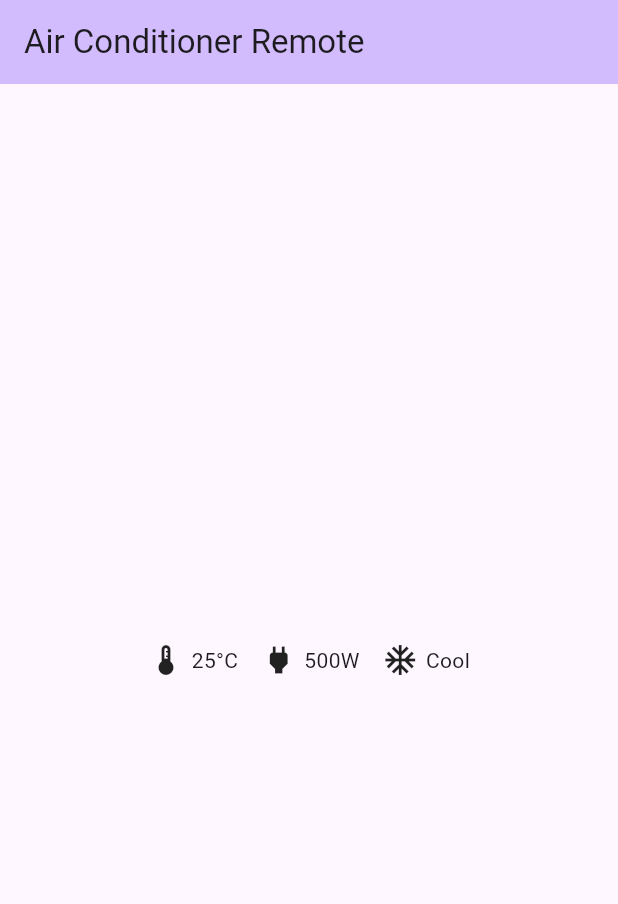
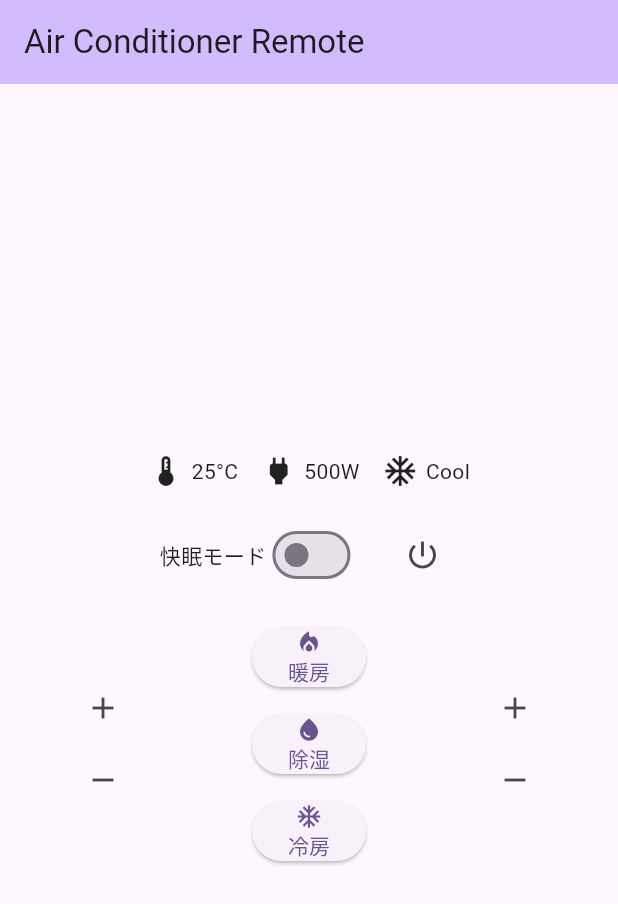
Before and after one commit to katagiri-tetsuto/Sechack365_3_teamA, a Flutter app: the screen it shows after launch, on a phone screen of 412 x 824 dp. Shown: the top 904 px of the screen. Run offline on Flutter 3.47's test engine with Material 3 defaults, Android fonts, the phone set to English and light mode, and no system bars.

Commit message:
UI大枠作成

```diff
--- a/mobileui/lib/main.dart
+++ b/mobileui/lib/main.dart
@@ -29,6 +29,14 @@
 }
 
 class _MyHomePageState extends State<MyHomePage> {
+  bool _sleepMode = false;
+
+  void _toggleSleepMode(bool value) {
+    setState(() {
+      _sleepMode = value;
+    });
+  }
+
   @override
   Widget build(BuildContext context) {
     return Scaffold(
@@ -56,6 +64,69 @@
                 Text('Cool'),
               ],
             ),
+            SizedBox(height: 20),
+            Row(
+              mainAxisAlignment: MainAxisAlignment.center,
+              children: [
+                Text('快眠モード'),
+                Switch(value: _sleepMode, onChanged: _toggleSleepMode),
+                SizedBox(width: 20),
+                IconButton(
+                  icon: Icon(Icons.power_settings_new),
+                  onPressed: () {},
+                ),
+              ],
+            ),
+            SizedBox(height: 20),
+            Row(
+              children: [
+                Expanded(
+                  child: Column(
+                    children: [
+                      IconButton(icon: Icon(Icons.add), onPressed: () {}),
+                      IconButton(icon: Icon(Icons.remove), onPressed: () {}),
+                    ],
+                  ),
+                ),
+                Expanded(
+                  child: Column(
+                    children: [
+                      ElevatedButton(
+                        onPressed: () {},
+                        child: Column(
+                          children: [
+                            Icon(Icons.local_fire_department),
+                            Text('暖房'),
+                          ],
+                        ),
+                      ),
+                      SizedBox(height: 10),
+                      ElevatedButton(
+                        onPressed: () {},
+                        child: Column(
+                          children: [Icon(Icons.water_drop), Text('除湿')],
+                        ),
+                      ),
+                      SizedBox(height: 10),
+                      ElevatedButton(
+                        onPressed: () {},
+                        child: Column(
+                          children: [Icon(Icons.ac_unit), Text('冷房')],
+                        ),
+                      ),
+                    ],
+                  ),
+                ),
+                Expanded(
+                  child: Column(
+                    children: [
+                      IconButton(icon: Icon(Icons.add), onPressed: () {}),
+                      IconButton(icon: Icon(Icons.remove), onPressed: () {}),
+                    ],
+                  ),
+                ),
+              ],
+            ),
           ],
         ),
       ),
```
